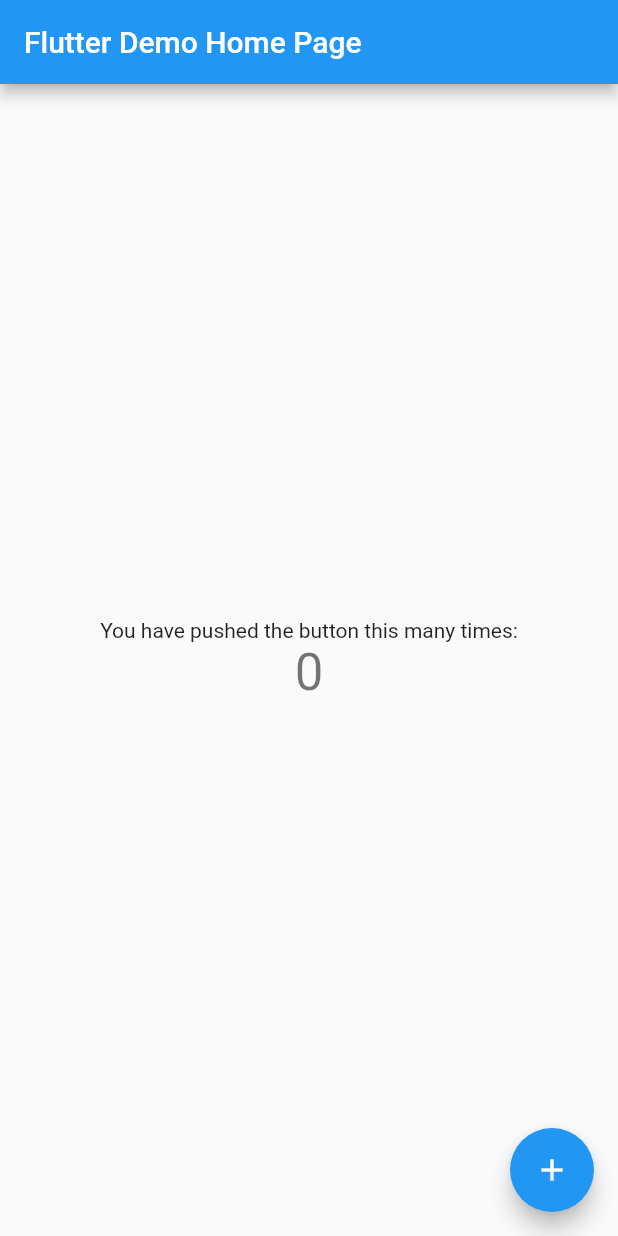
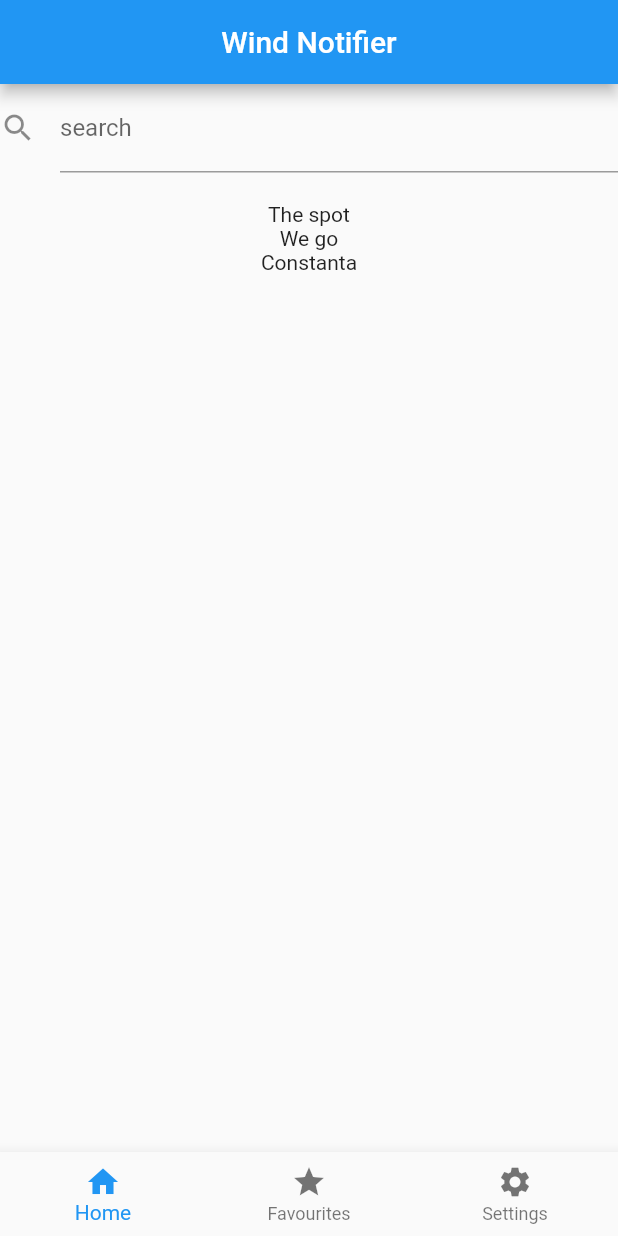
Before and after one commit to Abi2737/WindNotifier, a Flutter app: the screen it shows after launch, on a phone screen of 412 x 824 dp. Run offline on Flutter 3.47's test engine with Material 2 defaults, Android fonts, the phone set to English and light mode, and no system bars; our stand-ins replace freezed_annotation.

Commit message:
added reudx files and BottomTabItem enum

```diff
--- a/lib/main.dart
+++ b/lib/main.dart
@@ -1,4 +1,5 @@
 import 'package:flutter/material.dart';
+import 'package:wind_notifier/presentation/bottom_tab_item.dart';
 
 void main() {
   runApp(const MyApp());
@@ -13,15 +14,6 @@
     return MaterialApp(
       title: 'Flutter Demo',
       theme: ThemeData(
-        // This is the theme of your application.
-        //
-        // Try running your application with "flutter run". You'll see the
-        // application has a blue toolbar. Then, without quitting the app, try
-        // changing the primarySwatch below to Colors.green and then invoke
-        // "hot reload" (press "r" in the console where you ran "flutter run",
-        // or simply save your changes to "hot reload" in a Flutter IDE).
-        // Notice that the counter didn't reset back to zero; the application
-        // is not restarted.
         primarySwatch: Colors.blue,
       ),
       home: const MyHomePage(title: 'Flutter Demo Home Page'),
@@ -31,16 +23,6 @@
 
 class MyHomePage extends StatefulWidget {
   const MyHomePage({Key? key, required this.title}) : super(key: key);
-
-  // This widget is the home page of your application. It is stateful, meaning
-  // that it has a State object (defined below) that contains fields that affect
-  // how it looks.
-
-  // This class is the configuration for the state. It holds the values (in this
-  // case the title) provided by the parent (in this case the App widget) and
-  // used by the build method of the State. Fields in a Widget subclass are
-  // always marked "final".
-
   final String title;
 
   @override
@@ -48,68 +30,34 @@
 }
 
 class _MyHomePageState extends State<MyHomePage> {
-  int _counter = 0;
+  final List<Widget> pages = BottomTabItem.values.map((item) => item.page).toList();
 
-  void _incrementCounter() {
+  int _index = 0;
+
+  void _changePage(int index) {
     setState(() {
-      // This call to setState tells the Flutter framework that something has
-      // changed in this State, which causes it to rerun the build method below
-      // so that the display can reflect the updated values. If we changed
-      // _counter without calling setState(), then the build method would not be
-      // called again, and so nothing would appear to happen.
-      _counter++;
+      _index = index;
     });
   }
 
   @override
   Widget build(BuildContext context) {
-    // This method is rerun every time setState is called, for instance as done
-    // by the _incrementCounter method above.
-    //
-    // The Flutter framework has been optimized to make rerunning build methods
-    // fast, so that you can just rebuild anything that needs updating rather
-    // than having to individually change instances of widgets.
     return Scaffold(
       appBar: AppBar(
-        // Here we take the value from the MyHomePage object that was created by
-        // the App.build method, and use it to set our appbar title.
-        title: Text(widget.title),
+        title: const Text('Wind Notifier'),
+        centerTitle: true,
       ),
-      body: Center(
-        // Center is a layout widget. It takes a single child and positions it
-        // in the middle of the parent.
-        child: Column(
-          // Column is also a layout widget. It takes a list of children and
-          // arranges them vertically. By default, it sizes itself to fit its
-          // children horizontally, and tries to be as tall as its parent.
-          //
-          // Invoke "debug painting" (press "p" in the console, choose the
-          // "Toggle Debug Paint" action from the Flutter Inspector in Android
-          // Studio, or the "Toggle Debug Paint" command in Visual Studio Code)
-          // to see the wireframe for each widget.
-          //
-          // Column has various properties to control how it sizes itself and
-          // how it positions its children. Here we use mainAxisAlignment to
-          // center the children vertically; the main axis here is the vertical
-          // axis because Columns are vertical (the cross axis would be
-          // horizontal).
-          mainAxisAlignment: MainAxisAlignment.center,
-          children: <Widget>[
-            const Text(
-              'You have pushed the button this many times:',
-            ),
-            Text(
-              '$_counter',
-              style: Theme.of(context).textTheme.headline4,
-            ),
-          ],
-        ),
+      body: pages[_index],
+      bottomNavigationBar: BottomNavigationBar(
+        currentIndex: _index,
+        items: BottomTabItem.values
+            .map((item) => BottomNavigationBarItem(
+                  icon: Icon(item.icon),
+                  label: item.title,
+                ))
+            .toList(),
+        onTap: _changePage,
       ),
-      floatingActionButton: FloatingActionButton(
-        onPressed: _incrementCounter,
-        tooltip: 'Increment',
-        child: const Icon(Icons.add),
-      ), // This trailing comma makes auto-formatting nicer for build methods.
     );
   }
 }
--- /dev/null
+++ b/lib/pages/home_page.dart
@@ -0,0 +1,127 @@
+import 'dart:convert';
+
+import 'package:flutter/cupertino.dart';
+import 'package:flutter/material.dart';
+import 'package:http/http.dart' as http;
+
+import '../model/index.dart';
+
+class HomePage extends StatefulWidget {
+  const HomePage({Key? key}) : super(key: key);
+
+  @override
+  State<HomePage> createState() => _HomePageState();
+}
+
+class _HomePageState extends State<HomePage> {
+  TextEditingController _controller = TextEditingController();
+
+  bool _isDropDownAvailable = false;
+
+  final List<String> latestAccses = [
+    'The spot',
+    'We go',
+    'Constanta',
+  ];
+
+  final List<String> searchList = [
+    'Fundata',
+    'WeGo Kite Spot',
+    'Gockceada',
+  ];
+
+  Future<List<Suggestion>> fetchSpotByName(String name) async {
+    var uri = Uri.parse(
+        "https://www.windguru.cz/int/iapi.php?q=autocomplete_ss&type_info=true&all=0&latlon=1&country=1&favourite=1&favourite_geonames=1&custom=1&stations=1&geonames=40&spots=1&priority_sort=1&query=$name");
+
+    Map<String, String> requestHeaders = {
+      'accept': '*/*',
+      'dnt': '1',
+      'origin': 'https://www.windguru.cz',
+      'referer': 'https://www.windguru.cz/',
+      'sec-ch-ua': '"Google Chrome";v="107", "Chromium";v="107", "Not=A?Brand";v="24"',
+      'sec-ch-ua-mobile': '?0',
+      'sec-ch-ua-platform': 'Windows',
+      'sec-fetch-dest': 'empty',
+      'sec-fetch-mode': 'cors',
+      'sec-fetch-site': 'cross-site',
+      'user-agent':
+          'Mozilla/5.0 (Windows NT 10.0; Win64; x64) AppleWebKit/537.36 (KHTML, like Gecko) Chrome/107.0.0.0 Safari/537.36',
+    };
+
+    var response = await http.get(uri, headers: requestHeaders);
+
+    print("--------Response ${response.statusCode}------");
+    print(response.body);
+
+    var json = jsonDecode(response.body);
+
+    print("=========== Search data ===========");
+    List<Suggestion> suggestions = (json["suggestions"] as List<dynamic>).map((e) => Suggestion.fromJson(e)).toList();
+
+    for (int i = 0; i < suggestions.length; i++) {
+      print(suggestions[i]);
+    }
+
+    return suggestions;
+  }
+
+  Widget _showSearchList(BuildContext context) {
+    return Card(
+      elevation: 5,
+      child: SizedBox(
+        width: MediaQuery.of(context).size.width,
+        child: Column(
+          crossAxisAlignment: CrossAxisAlignment.start,
+          children: <Widget>[
+            ...searchList.map((suggestion) => Padding(
+                  padding: const EdgeInsets.fromLTRB(20, 0, 0, 0),
+                  child: TextButton(
+                    onPressed: () {},
+                    child: Text(suggestion),
+                  ),
+                )),
+          ],
+        ),
+      ),
+      shape: RoundedRectangleBorder(
+        borderRadius: BorderRadius.circular(10),
+      ),
+    );
+  }
+
+  @override
+  Widget build(BuildContext context) {
+    return SingleChildScrollView(
+      child: Column(
+        children: [
+          TextField(
+            controller: _controller,
+            decoration: const InputDecoration(
+              label: Text('search'),
+              icon: Icon(Icons.search),
+            ),
+            onChanged: (value) {
+              setState(() {
+                if (value.isNotEmpty) {
+                  _isDropDownAvailable = true;
+                } else {
+                  _isDropDownAvailable = false;
+                }
+
+                print('$_isDropDownAvailable');
+              });
+            },
+          ),
+          // _isDropDownAvailable ? ...searchList.map((e) => Text(e)) : const SizedBox.shrink(),
+          if (_isDropDownAvailable) _showSearchList(context),
+          if (!_isDropDownAvailable) const SizedBox.shrink(),
+          Container(
+            height: 20,
+          ),
+          ...latestAccses.map((e) => Text(e)),
+        ],
+      ),
+    );
+  }
+}
--- /dev/null
+++ b/lib/presentation/bottom_tab_item.dart
@@ -0,0 +1,36 @@
+import 'package:flutter/material.dart';
+import 'package:wind_notifier/pages/favourites_page.dart';
+import 'package:wind_notifier/pages/home_page.dart';
+import 'package:wind_notifier/pages/settings_page.dart';
+
+enum BottomTabItem {
+  home,
+  favourites,
+  settings,
+}
+
+extension BottomTabItemExtension on BottomTabItem {
+  String get title => (_values[this] as Map)['title'];
+
+  IconData get icon => (_values[this] as Map)['icon'];
+
+  Widget get page => (_values[this] as Map)['page'];
+
+  static final Map<BottomTabItem, Map<String, dynamic>> _values = {
+    BottomTabItem.home: {
+      'title': 'Home',
+      'icon': Icons.home,
+      'page': const HomePage(),
+    },
+    BottomTabItem.favourites: {
+      'title': 'Favourites',
+      'icon': Icons.star,
+      'page': const FavouritesPage(),
+    },
+    BottomTabItem.settings: {
+      'title': 'Settings',
+      'icon': Icons.settings,
+      'page': const SettingsPage(),
+    },
+  };
+}
--- a/pubspec.yaml
+++ b/pubspec.yaml
@@ -16,6 +16,12 @@
   http: ^0.13.5
   freezed_annotation: ^2.1.0
   json_annotation: ^4.6.0
+  redux: ^5.0.0
+  redux_epics: ^0.15.0
+  flutter_redux: ^0.8.2
+
+dependency_overrides:
+  rxdart: ^0.27.3
 
 dev_dependencies:
   flutter_test:
```
Also changed, not shown: lib/models/app_state.dart (added, +10 -0 lines), lib/pages/favourites_page.dart (added, +12 -0 lines), lib/pages/settings_page.dart (added, +17 -0 lines), lib/models/app_state.freezed.dart (added), pubspec.lock.
